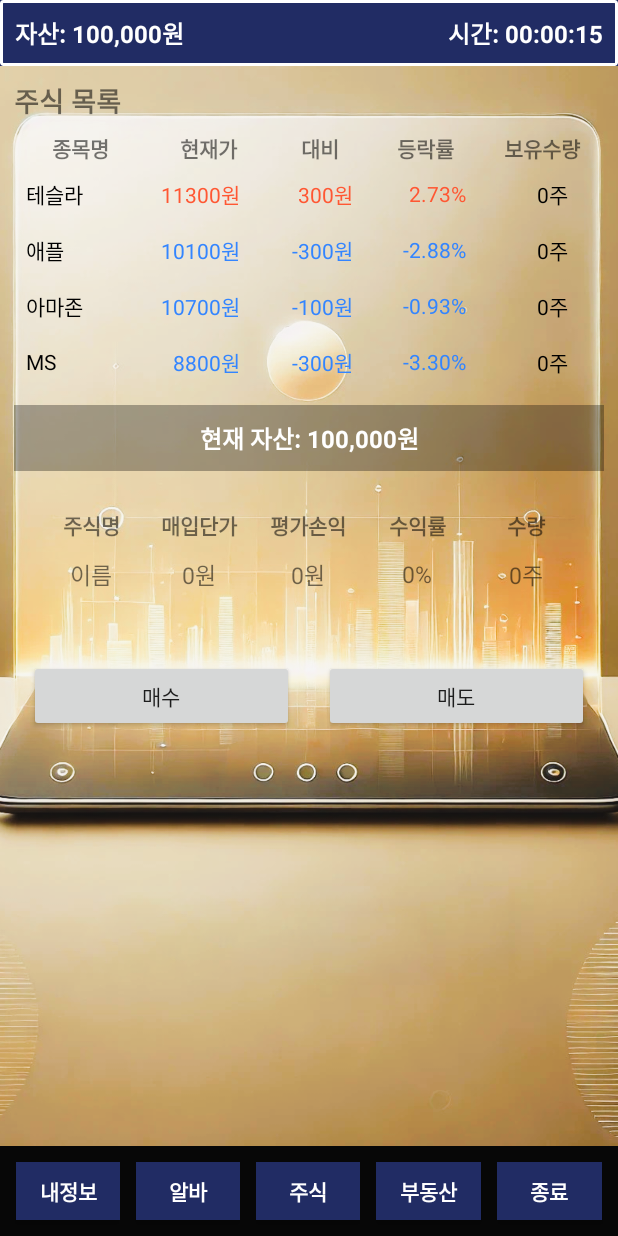
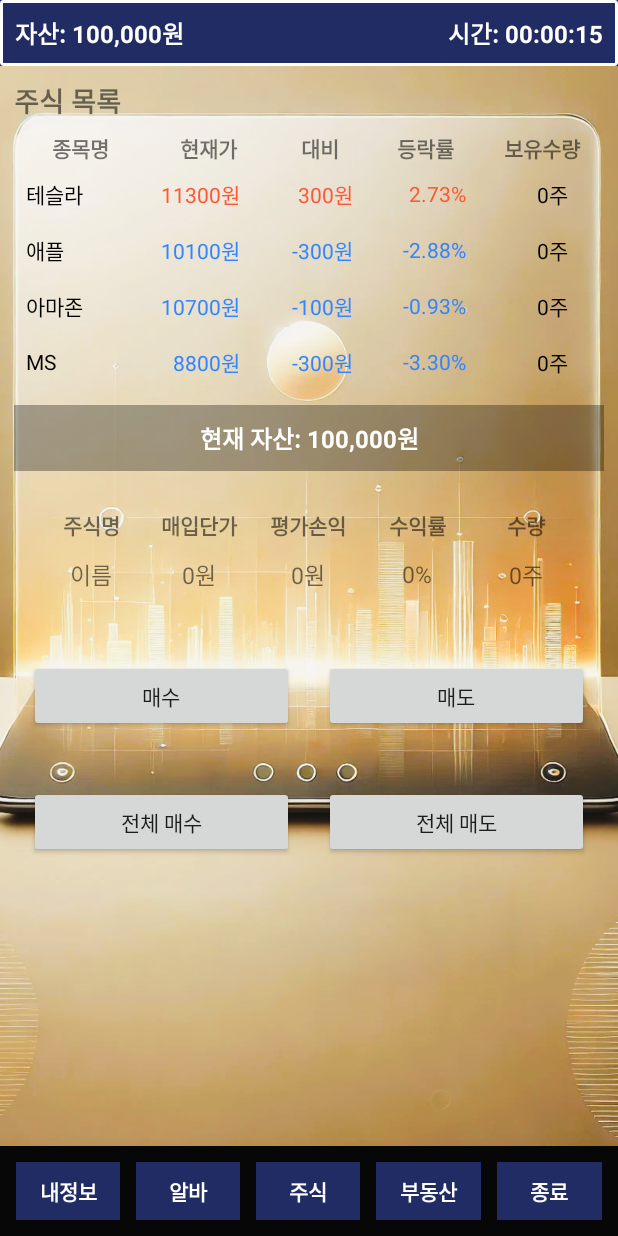
Before and after one commit to limsemin1234/project20, an Android app: the fragment StockFragment placed in its activity, on a phone screen of 412 x 824 dp. Run offline under Robolectric (Android 15) with nearby library versions, the phone set to English and light mode, and no system bars.

Commit message:
주식 전체매수, 전체매도 추가

```diff
--- a/app/src/main/res/layout/fragment_stock.xml
+++ b/app/src/main/res/layout/fragment_stock.xml
@@ -243,4 +243,32 @@
             android:layout_margin="10dp"
             android:text="매도"/>
     </LinearLayout>
+
+    <LinearLayout
+        android:id="@+id/allButtonContainer"
+        android:layout_width="match_parent"
+        android:layout_height="wrap_content"
+        android:orientation="horizontal"
+        android:gravity="center"
+        android:layout_marginTop="16dp">
+
+        <Button
+            android:id="@+id/buyAllButton"
+            android:layout_width="match_parent"
+            android:layout_height="wrap_content"
+            android:layout_weight="1"
+            android:layout_margin="10dp"
+            android:text="전체 매수"
+            android:layout_marginEnd="8dp"/>
+
+        <Button
+            android:id="@+id/sellAllButton"
+            android:layout_width="match_parent"
+            android:layout_height="wrap_content"
+            android:layout_weight="1"
+            android:layout_margin="10dp"
+            android:text="전체 매도"
+            android:layout_marginStart="8dp"/>
+    </LinearLayout>
+
 </LinearLayout>
```
Also changed, not shown: app/src/main/java/com/example/p20/Stock.kt (+24 -6 lines), app/src/main/java/com/example/p20/StockFragment.kt (+36 -0 lines), app/src/main/java/com/example/p20/StockViewModel.kt (+17 -1 lines).
